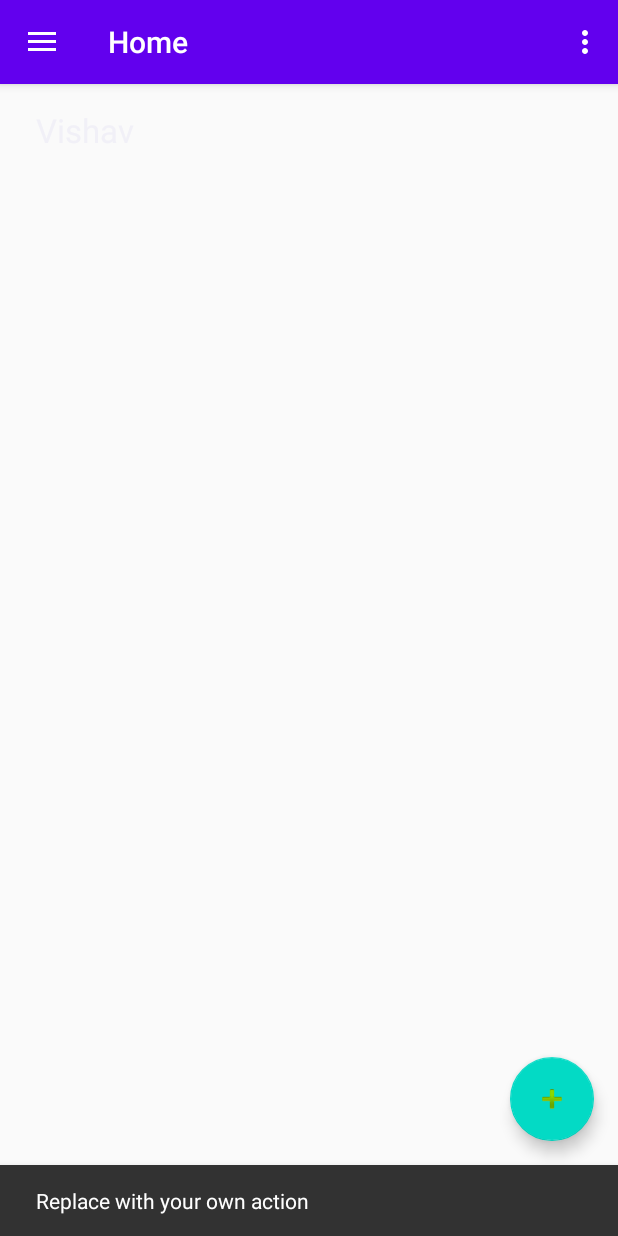
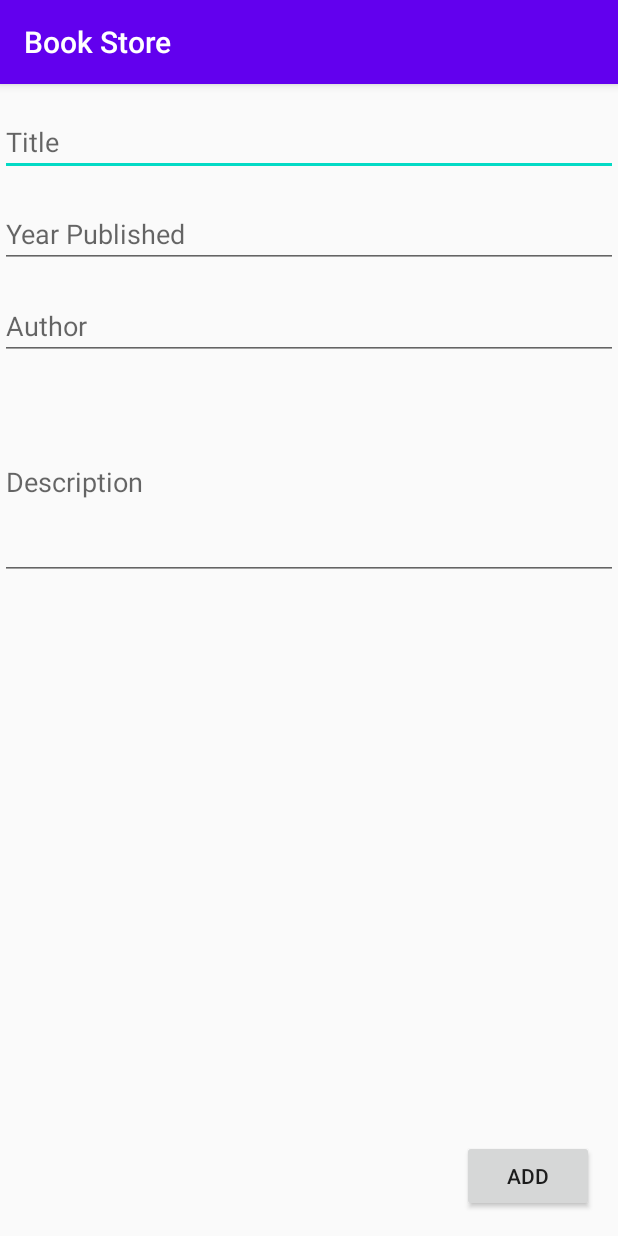
Before and after one commit to vishav676/BookStore, an Android app: the screen it shows after launch (bookActivity before the commit, AddNewActivity after it), after a tap on "Submit", on a phone screen of 412 x 824 dp. Run offline under Robolectric (Android 15) with nearby library versions, the phone set to English and light mode, and no system bars; our stand-ins replace Room's generated code, navigation-ui.

Commit message:
New Book Activity

```diff
--- a/app/src/main/AndroidManifest.xml
+++ b/app/src/main/AndroidManifest.xml
@@ -9,15 +9,19 @@
         android:roundIcon="@mipmap/ic_launcher_round"
         android:supportsRtl="true"
         android:theme="@style/AppTheme">
+        <activity android:name=".AddNewActivity">
+
+
+        </activity>
         <activity
             android:name=".bookActivity"
             android:label="@string/title_activity_book"
-            android:theme="@style/AppTheme.NoActionBar"></activity>
+            android:theme="@style/AppTheme.NoActionBar" />
         <activity android:name=".MainActivity">
             <intent-filter>
-                <action android:name="android.intent.action.MAIN" />
+            <action android:name="android.intent.action.MAIN" />
 
-                <category android:name="android.intent.category.LAUNCHER" />
+            <category android:name="android.intent.category.LAUNCHER" />
             </intent-filter>
         </activity>
     </application>
--- /dev/null
+++ b/app/src/main/java/com/example/bookstore/AddNewActivity.kt
@@ -0,0 +1,39 @@
+package com.example.bookstore
+
+import android.app.Activity
+import android.content.Intent
+import androidx.appcompat.app.AppCompatActivity
+import android.os.Bundle
+import android.widget.Button
+import android.widget.EditText
+import androidx.lifecycle.ViewModelProvider
+
+class AddNewActivity : AppCompatActivity() {
+
+    private lateinit var bookViewModel:BookViewModel
+
+    override fun onCreate(savedInstanceState: Bundle?) {
+        super.onCreate(savedInstanceState)
+        setContentView(R.layout.activity_add_new)
+
+        val editTitle = findViewById<EditText>(R.id.etBookTitle);
+        val editDesc = findViewById<EditText>(R.id.etBookDesc);
+        val editYearPub = findViewById<EditText>(R.id.etBookYearPub);
+        val editAuthor = findViewById<EditText>(R.id.etBookAuthor);
+
+        val submitButton = findViewById<Button>(R.id.addButton)
+        submitButton.setOnClickListener{
+
+            val title = editTitle.text.toString()
+            val year = editYearPub.text.toString()
+            val author = editAuthor.text.toString()
+            val desc = editDesc.text.toString()
+
+            val book = books(id = 0,name = title, yearPub = year, author = author,description = desc)
+            bookViewModel = ViewModelProvider(this).get(BookViewModel::class.java)
+            bookViewModel.insert(book)
+            finish()
+        }
+
+    }
+}
--- a/app/src/main/java/com/example/bookstore/bookActivity.kt
+++ b/app/src/main/java/com/example/bookstore/bookActivity.kt
@@ -1,5 +1,6 @@
 package com.example.bookstore
 
+import android.content.Intent
 import android.os.Bundle
 import android.view.Menu
 import com.google.android.material.floatingactionbutton.FloatingActionButton
@@ -25,9 +26,9 @@ class bookActivity : AppCompatActivity() {
         setSupportActionBar(toolbar)
 
         val fab: FloatingActionButton = findViewById(R.id.btFab)
-        fab.setOnClickListener { view ->
-            Snackbar.make(view, "Replace with your own action", Snackbar.LENGTH_LONG)
-                .setAction("Action", null).show()
+        fab.setOnClickListener {
+            startActivity(Intent(this, AddNewActivity::class.java))
+
         }
         val drawerLayout: DrawerLayout = findViewById(R.id.drawer_layout)
         val navView: NavigationView = findViewById(R.id.nav_view)
--- a/app/src/main/java/com/example/bookstore/books.kt
+++ b/app/src/main/java/com/example/bookstore/books.kt
@@ -3,6 +3,7 @@ package com.example.bookstore
 import androidx.room.ColumnInfo
 import androidx.room.Entity
 import androidx.room.PrimaryKey
+import java.io.Serializable
 import java.util.*
 
 @Entity(tableName = "BookTable")
--- /dev/null
+++ b/app/src/main/res/layout/activity_add_new.xml
@@ -0,0 +1,61 @@
+<?xml version="1.0" encoding="utf-8"?>
+<androidx.constraintlayout.widget.ConstraintLayout xmlns:android="http://schemas.android.com/apk/res/android"
+    xmlns:app="http://schemas.android.com/apk/res-auto"
+    xmlns:tools="http://schemas.android.com/tools"
+    android:layout_width="match_parent"
+    android:layout_height="match_parent"
+    tools:context=".AddNewActivity">
+
+    <EditText
+        android:id="@+id/etBookTitle"
+        android:layout_width="match_parent"
+        android:layout_height="wrap_content"
+        android:hint="Title"
+        android:layout_marginTop="16dp"
+        app:layout_constraintEnd_toEndOf="parent"
+        app:layout_constraintStart_toStartOf="parent"
+        app:layout_constraintTop_toTopOf="parent" />
+    <EditText
+        android:id="@+id/etBookYearPub"
+        android:layout_width="match_parent"
+        android:layout_height="wrap_content"
+        android:hint="Year Published"
+        android:layout_marginTop="16dp"
+        android:inputType="date"
+        app:layout_constraintEnd_toEndOf="parent"
+        app:layout_constraintStart_toStartOf="parent"
+        app:layout_constraintTop_toBottomOf="@id/etBookTitle" />
+    <EditText
+        android:id="@+id/etBookAuthor"
+        android:layout_width="match_parent"
+        android:layout_height="wrap_content"
+        android:hint="Author"
+        android:layout_marginTop="16dp"
+        android:inputType="text"
+        app:layout_constraintEnd_toEndOf="parent"
+        app:layout_constraintStart_toStartOf="parent"
+        app:layout_constraintTop_toBottomOf="@id/etBookYearPub" />
+    <EditText
+        android:id="@+id/etBookDesc"
+        android:layout_width="match_parent"
+        android:layout_height="wrap_content"
+        android:hint="Description"
+        android:inputType="textMultiLine"
+        android:lines="5"
+        android:layout_marginTop="16dp"
+        app:layout_constraintEnd_toEndOf="parent"
+        app:layout_constraintStart_toStartOf="parent"
+        app:layout_constraintTop_toBottomOf="@id/etBookAuthor" />
+
+    <Button
+        android:layout_width="wrap_content"
+        android:layout_height="wrap_content"
+        app:layout_constraintBottom_toBottomOf="parent"
+        app:layout_constraintEnd_toEndOf="parent"
+        android:layout_marginEnd="16dp"
+        android:layout_marginBottom="16dp"
+        android:id="@+id/addButton"
+        android:text="Add"
+        android:layout_marginRight="16dp" />
+
+</androidx.constraintlayout.widget.ConstraintLayout>
--- a/app/src/main/res/layout/books_item.xml
+++ b/app/src/main/res/layout/books_item.xml
@@ -3,7 +3,7 @@
     xmlns:android="http://schemas.android.com/apk/res/android"
     android:layout_width="match_parent"
     android:orientation="vertical"
-    android:layout_height="match_parent">
+    android:layout_height="wrap_content">
 
     <TextView
         android:layout_width="match_parent"
```
